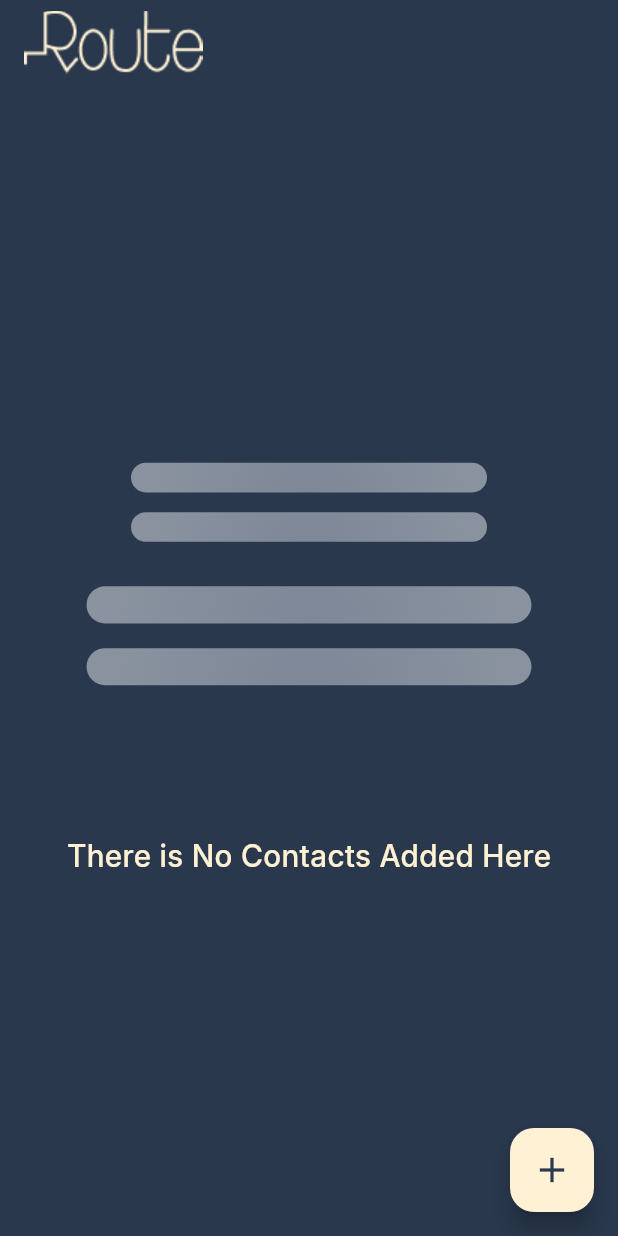
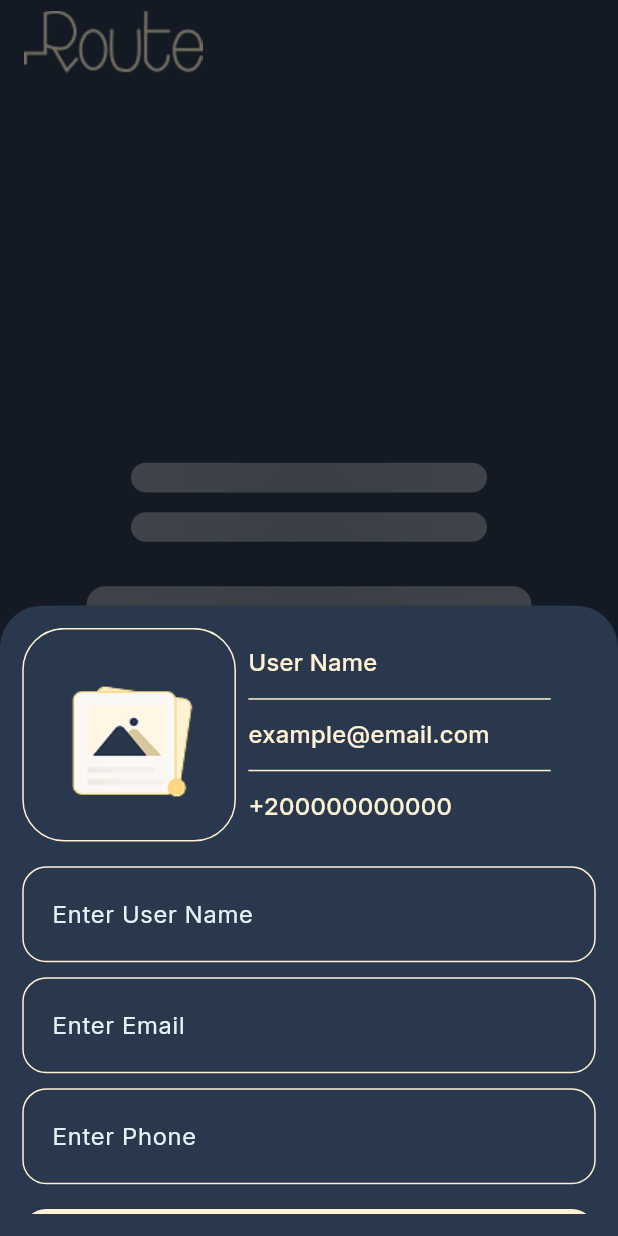
Before and after one commit to AhmedWalied26/Contact_App, a Flutter app: the screen it shows after launch, after a tap on the "add" icon, on a phone screen of 412 x 824 dp. Run offline on Flutter 3.47's test engine with Material 3 defaults, Android fonts, the phone set to English and light mode, and no system bars; drawn by our look-alikes of lottie.

Commit message:
feat(bottom-sheet): implement bottom sheet UI

```diff
--- a/lib/core/app_styles.dart
+++ b/lib/core/app_styles.dart
@@ -1,5 +1,5 @@
 import 'package:contact_app/core/app_colors.dart';
-import 'package:flutter/rendering.dart';
+import 'package:flutter/material.dart';
 
 abstract class AppStyles {
   static const TextStyle homeText = TextStyle(
@@ -37,4 +37,28 @@ abstract class AppStyles {
     fontSize: 10,
     color: AppColors.white,
   );
+
+  static InputDecoration buildInputDecoration(String title) {
+    return InputDecoration(
+      contentPadding: EdgeInsets.symmetric(vertical: 20, horizontal: 16),
+      hintText: title,
+      hintStyle: AppStyles.hintText,
+      focusedBorder: OutlineInputBorder(
+        borderRadius: BorderRadius.circular(16),
+        borderSide: BorderSide(color: AppColors.gold),
+      ),
+      enabledBorder: OutlineInputBorder(
+        borderRadius: BorderRadius.circular(16),
+        borderSide: BorderSide(color: AppColors.gold),
+      ),
+      errorBorder: OutlineInputBorder(
+        borderRadius: BorderRadius.circular(16),
+        borderSide: BorderSide(color: Colors.red),
+      ),
+      focusedErrorBorder: OutlineInputBorder(
+        borderRadius: BorderRadius.circular(16),
+        borderSide: BorderSide(color: Colors.red),
+      ),
+    );
+  }
 }
--- /dev/null
+++ b/lib/core/widgets/custom_button.dart
@@ -0,0 +1,22 @@
+import 'package:contact_app/core/app_colors.dart';
+import 'package:contact_app/core/app_styles.dart';
+import 'package:flutter/material.dart';
+
+class CustomButton extends StatelessWidget {
+  const CustomButton({super.key});
+
+  @override
+  Widget build(BuildContext context) {
+    return ElevatedButton(
+      style: ElevatedButton.styleFrom(
+        shape: RoundedRectangleBorder(borderRadius: BorderRadius.circular(16)),
+        backgroundColor: AppColors.gold,
+      ),
+      onPressed: () {},
+      child: Padding(
+        padding: const EdgeInsets.symmetric(vertical: 18),
+        child: Text('Add Contact', style: AppStyles.buttonText),
+      ),
+    );
+  }
+}
--- a/lib/core/widgets/custom_floating_action_button.dart
+++ b/lib/core/widgets/custom_floating_action_button.dart
@@ -1,4 +1,5 @@
 import 'package:contact_app/core/app_colors.dart';
+import 'package:contact_app/widgets/add_contact_bottom_sheet.dart';
 import 'package:flutter/material.dart';
 
 class CustomFloatingActionButton extends StatelessWidget {
@@ -8,7 +9,16 @@ class CustomFloatingActionButton extends StatelessWidget {
   Widget build(BuildContext context) {
     return FloatingActionButton(
       backgroundColor: AppColors.gold,
-      onPressed: () {},
+      onPressed: () {
+        showModalBottomSheet(
+          isScrollControlled: true,
+          backgroundColor: AppColors.darkBlue,
+          context: context,
+          builder: (context) {
+            return AddContactBottomSheet();
+          },
+        );
+      },
       child: Icon(Icons.add, color: AppColors.darkBlue, size: 28),
     );
   }
--- /dev/null
+++ b/lib/core/widgets/custom_text_field.dart
@@ -0,0 +1,16 @@
+import 'package:contact_app/core/app_colors.dart';
+import 'package:contact_app/core/app_styles.dart';
+import 'package:flutter/material.dart';
+
+class CustomTextField extends StatelessWidget {
+  final String title;
+  const CustomTextField({super.key, required this.title});
+
+  @override
+  Widget build(BuildContext context) {
+    return TextFormField(
+      cursorColor: AppColors.gold,
+      decoration: AppStyles.buildInputDecoration(title),
+    );
+  }
+}
--- /dev/null
+++ b/lib/widgets/add_contact_bottom_sheet.dart
@@ -0,0 +1,54 @@
+import 'package:contact_app/core/app_colors.dart';
+import 'package:contact_app/core/widgets/custom_button.dart';
+import 'package:contact_app/core/widgets/custom_text_field.dart';
+import 'package:contact_app/widgets/card_image.dart';
+import 'package:contact_app/widgets/info_bottom_sheet.dart';
+import 'package:flutter/material.dart';
+
+class AddContactBottomSheet extends StatelessWidget {
+  const AddContactBottomSheet({super.key});
+
+  @override
+  Widget build(BuildContext context) {
+    var height = MediaQuery.of(context).size.height;
+    var width = MediaQuery.of(context).size.width;
+    return SingleChildScrollView(
+      child: Container(
+        margin: .only(bottom: MediaQuery.of(context).viewInsets.bottom),
+        padding: .all(height * 0.018),
+        height: height * 0.51,
+        decoration: BoxDecoration(
+          borderRadius: .circular(40),
+          color: AppColors.darkBlue,
+        ),
+        child: SingleChildScrollView(
+          child: Column(
+            crossAxisAlignment: .stretch,
+            children: [
+              Row(
+                children: [
+                  CardImage(),
+                  SizedBox(width: width * 0.02),
+                  InfoBottomSheet(),
+                ],
+              ),
+              SizedBox(height: height * 0.02),
+              Form(
+                child: Column(
+                  spacing: 10,
+                  children: [
+                    CustomTextField(title: 'Enter User Name'),
+                    CustomTextField(title: 'Enter Email'),
+                    CustomTextField(title: 'Enter Phone'),
+                  ],
+                ),
+              ),
+              SizedBox(height: height * 0.02),
+              CustomButton(),
+            ],
+          ),
+        ),
+      ),
+    );
+  }
+}
--- /dev/null
+++ b/lib/widgets/card_image.dart
@@ -0,0 +1,20 @@
+import 'package:contact_app/core/app_assets.dart';
+import 'package:contact_app/core/app_colors.dart';
+import 'package:flutter/material.dart';
+
+class CardImage extends StatelessWidget {
+  const CardImage({super.key});
+
+  @override
+  Widget build(BuildContext context) {
+    var height = MediaQuery.of(context).size.height;
+    return Container(
+      padding: .all(height * 0.01),
+      decoration: BoxDecoration(
+        borderRadius: BorderRadius.circular(28),
+        border: Border.all(color: AppColors.gold),
+      ),
+      child: Image.asset(AppAssets.imageLogo),
+    );
+  }
+}
--- /dev/null
+++ b/lib/widgets/info_bottom_sheet.dart
@@ -0,0 +1,24 @@
+import 'package:contact_app/core/app_colors.dart';
+import 'package:contact_app/core/app_styles.dart';
+import 'package:flutter/material.dart';
+
+class InfoBottomSheet extends StatelessWidget {
+  const InfoBottomSheet({super.key});
+
+  @override
+  Widget build(BuildContext context) {
+    var height = MediaQuery.of(context).size.height;
+    return Expanded(
+      child: Column(
+        crossAxisAlignment: .start,
+        children: [
+          Text('User Name', style: AppStyles.titleButtomSheet),
+          Divider(color: AppColors.gold, height: height * 0.03, endIndent: 30),
+          Text('example@email.com', style: AppStyles.titleButtomSheet),
+          Divider(color: AppColors.gold, height: height * 0.03, endIndent: 30),
+          Text('+200000000000', style: AppStyles.titleButtomSheet),
+        ],
+      ),
+    );
+  }
+}
```
